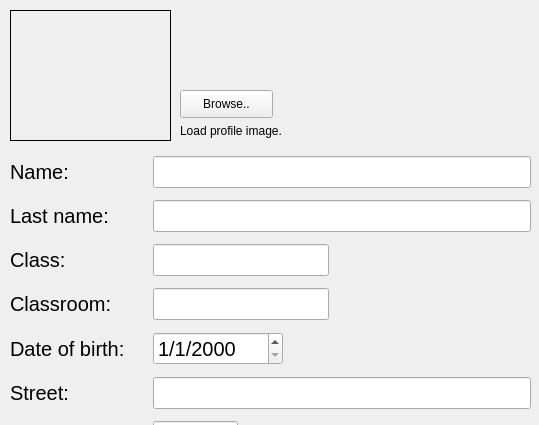
Before: the Qt Designer form addstudent.ui in Raptr3x/School-student-managment-system, drawn with Qt 5; both pictures show x 0 to 539 and y 0 to 425 of the 539 by 647 pixel window.
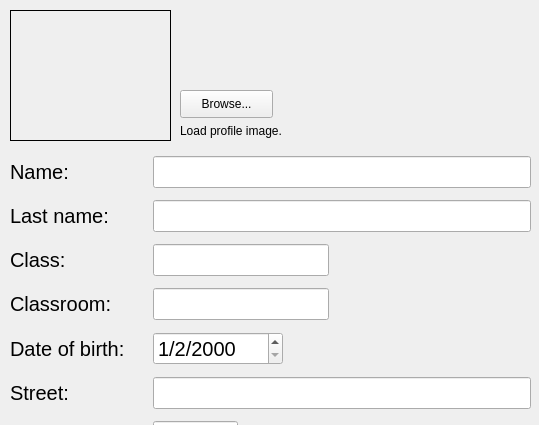
After: the same form once the commit is applied. Icons and pictures are not drawn.

```diff
--- a/addstudent.ui
+++ b/addstudent.ui
@@ -214,9 +214,30 @@
         <pointsize>15</pointsize>
        </font>
       </property>
+      <property name="maximumDate">
+       <date>
+        <year>2100</year>
+        <month>12</month>
+        <day>31</day>
+       </date>
+      </property>
+      <property name="minimumDate">
+       <date>
+        <year>1910</year>
+        <month>1</month>
+        <day>1</day>
+       </date>
+      </property>
       <property name="displayFormat">
        <string>d/M/yyyy</string>
       </property>
+      <property name="date">
+       <date>
+        <year>2000</year>
+        <month>2</month>
+        <day>1</day>
+       </date>
+      </property>
      </widget>
     </item>
     <item row="7" column="1">
@@ -375,7 +396,7 @@
     </rect>
    </property>
    <property name="text">
-    <string>Browse..</string>
+    <string>Browse...</string>
    </property>
   </widget>
   <widget class="QLabel" name="label_profileImage">
```
